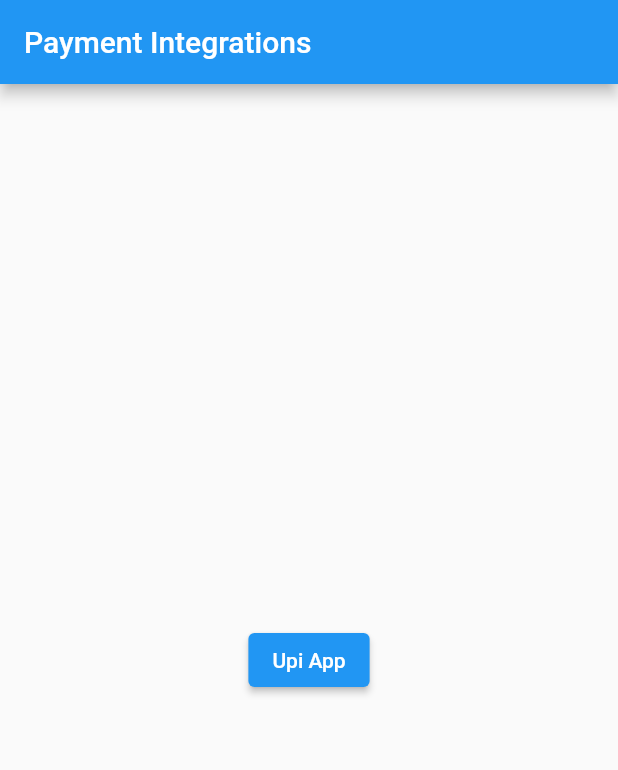
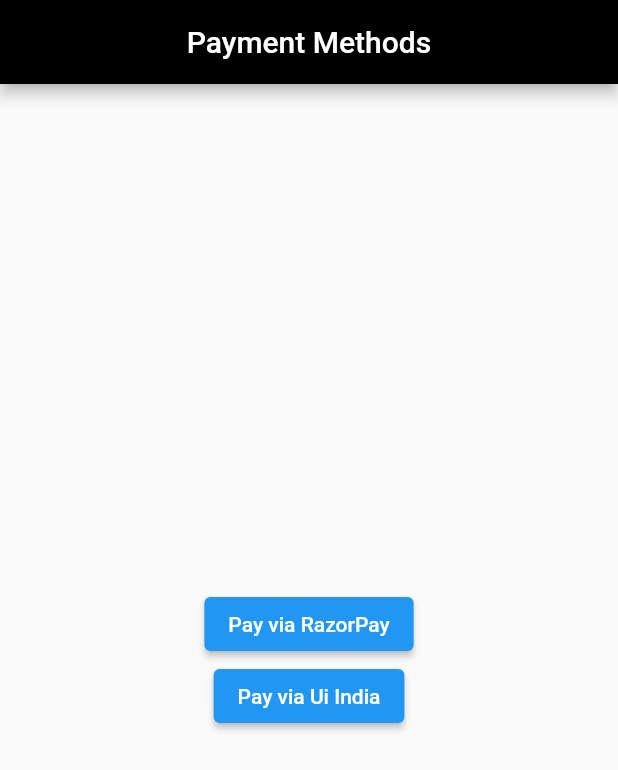
Before and after one commit to rohitarora15820/paymentIntegration, a Flutter app: the screen it shows after launch, on a phone screen of 412 x 824 dp. Shown: the top 770 px of the screen. Run offline on Flutter 3.47's test engine with Material 2 defaults, Android fonts, the phone set to English and light mode, and no system bars; missing offline and left inert: razorpay_flutter, upi_india.

Commit message:
first commit

```diff
--- a/lib/main.dart
+++ b/lib/main.dart
@@ -1,166 +1,53 @@
-import 'dart:developer';
+import 'package:flutter/material.dart';
+import 'package:paymentintegration/paymentMethods/razorpayment.dart';
+import 'package:paymentintegration/paymentMethods/upipayment.dart';
 
-import 'package:flutter/material.dart';
-import 'package:razorpay_flutter/razorpay_flutter.dart';
-import 'package:upi_india/upi_india.dart';
-
-void main() {
-  runApp(const MyApp());
-}
+void main() => runApp(const MyApp());
 
 class MyApp extends StatelessWidget {
   const MyApp({super.key});
 
-  // This widget is the root of your application.
   @override
   Widget build(BuildContext context) {
-    return MaterialApp(
-      title: 'Flutter Demo',
-      theme: ThemeData(
-        primarySwatch: Colors.blue,
-      ),
-      home: const MyHomePage(title: 'Payment Integrations'),
+    return const MaterialApp(
+      title: 'Test UPI',
+      home: PaymentMethods(),
     );
   }
 }
 
-class MyHomePage extends StatefulWidget {
-  const MyHomePage({super.key, required this.title});
-
-  final String title;
-
-  @override
-  State<MyHomePage> createState() => _MyHomePageState();
-}
-
-class _MyHomePageState extends State<MyHomePage> {
-//upi india
-  Future<UpiResponse>? _transaction;
-
-  UpiIndia _upiIndia = UpiIndia();
-  List<UpiApp>? apps;
-
-  //razorpay integration
-  final razorpay = Razorpay();
-
-  @override
-  void initState() {
-    _upiIndia.getAllUpiApps(mandatoryTransactionId: false).then((value) {
-      setState(() {
-        apps = value;
-      });
-    }).catchError((e) {
-      apps = [];
-    });
-
-    razorpay.on(Razorpay.EVENT_PAYMENT_SUCCESS, handlePaymentSuccess);
-    razorpay.on(Razorpay.EVENT_PAYMENT_ERROR, handlePaymentFailure);
-    razorpay.on(Razorpay.EVENT_EXTERNAL_WALLET, handleExtenalWallet);
-    super.initState();
-  }
-
-  Future<UpiResponse> initiateTransaction(UpiApp app) async {
-    return _upiIndia.startTransaction(
-      app: app,
-      receiverUpiId: "rohitarora@okaxis",
-      receiverName: 'Rohit Arora',
-      transactionRefId: 'TestingUpiIndiaPlugin',
-      transactionNote: 'Not actual. Just an example.',
-      amount: 1.00,
-    );
-  }
-
-  Widget displayUpiApps() {
-    if (apps == null) {
-      return CircularProgressIndicator();
-    } else if (apps!.isEmpty) {
-      return Center(
-        child: Text("No Upi App Found"),
-      );
-    } else {
-      return Align(
-        alignment: Alignment.bottomCenter,
-        child: SingleChildScrollView(
-          child: Wrap(
-            children: apps!.map<Widget>((UpiApp app) {
-              return GestureDetector(
-                onTap: () {},
-                child: Container(
-                  width: 100,
-                  height: 100,
-                  child: Column(
-                    mainAxisSize: MainAxisSize.min,
-                    mainAxisAlignment: MainAxisAlignment.center,
-                    children: [Image.memory(app.icon,width: 50,height: 50,),
-
-                    Text(
-                      app.name
-                    )
-                    ],
-                  ),
-                ),
-              );
-            }).toList(),
-          ),
-        ),
-      );
-    }
-  }
-
-  handlePaymentSuccess(PaymentSuccessResponse response) {
-    log("Payment success:${response.paymentId} + ${response.orderId}+ ${response.signature}");
-  }
-
-  handlePaymentFailure(PaymentFailureResponse response) {
-    log("Payment failure:${response.code} + ${response.error}+ ${response.message}");
-  }
-
-  handleExtenalWallet(ExternalWalletResponse response) {
-    log("External Wallet: ${response.walletName}");
-  }
-
-  void payviarazorpay() {
-    const total = 100;
-    const name = "TestPay";
-    const description = "Test payment";
-    var options = {
-      'key': 'rzp_test_cwBUehfXB9t2Gx',
-      'amount': total * 100,
-      'name': name,
-      'description': description,
-      'prefill': {
-        'contact': 8295883688,
-        'email': 'rohitarora15820@gmail.com',
-      }
-    };
-    try {
-      razorpay.open(options);
-    } catch (e) {
-      log("Error$e");
-    }
-  }
+class PaymentMethods extends StatelessWidget {
+  const PaymentMethods({super.key});
 
   @override
   Widget build(BuildContext context) {
     return Scaffold(
       appBar: AppBar(
-        // Here we take the value from the MyHomePage object that was created by
-        // the App.build method, and use it to set our appbar title.
-        title: Text(widget.title),
-      ),
+          backgroundColor: Colors.black,
+          centerTitle: true,
+          title: const Text("Payment Methods")),
       body: Center(
         child: Column(
+          crossAxisAlignment: CrossAxisAlignment.center,
           mainAxisAlignment: MainAxisAlignment.center,
-          children: <Widget>[
+          children: [
             ElevatedButton(
                 onPressed: () {
-                  // payviarazorpay();
+                  Navigator.of(context).push(MaterialPageRoute(
+                    builder: (context) => const Razorpaymethod(),
+                  ));
                 },
-                child: const Text("Upi App"))
+                child: const Text('Pay via RazorPay')),
+            ElevatedButton(
+                onPressed: () {
+                  Navigator.of(context).push(MaterialPageRoute(
+                    builder: (context) => const UpiIndiaPayment(),
+                  ));
+                },
+                child: const Text('Pay via Ui India')),
           ],
         ),
       ),
-      // This trailing comma makes auto-formatting nicer for build methods.
     );
   }
 }
```
Also changed, not shown: lib/paymentMethods/razorpayment.dart (added, +67 -0 lines), lib/paymentMethods/upipayment.dart (added, +205 -0 lines).
